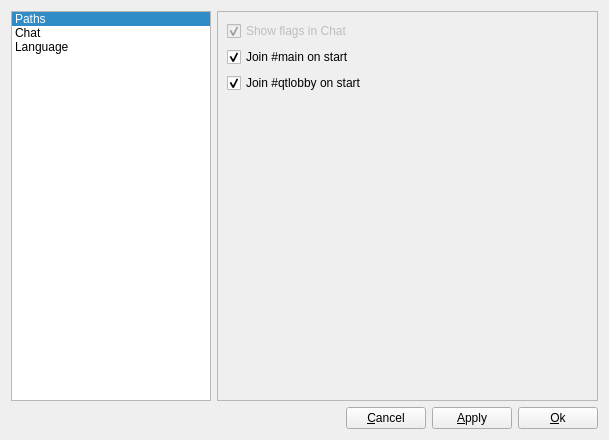
Before: the Qt Designer form ui/PreferenceWidget.ui in tizbac/qtlobby, drawn with Qt 5.
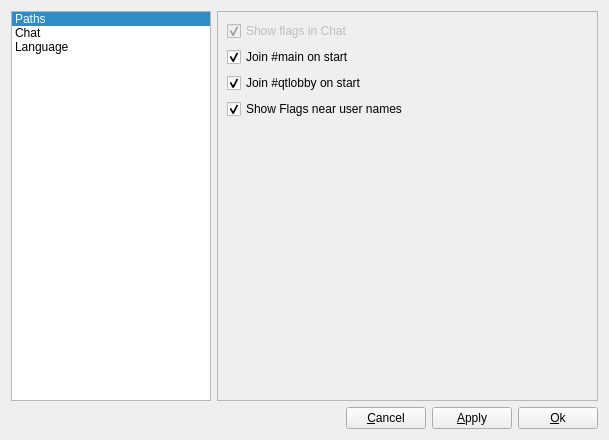
After: the same form once the commit is applied. The open tabs and pages were chosen to show the change. Icons and pictures are not drawn.

Commit message: added chatShowFlags preference; beginning of the clickable usernames in chat

```diff
--- a/ui/PreferenceWidget.ui
+++ b/ui/PreferenceWidget.ui
@@ -56,6 +56,9 @@
      <widget class="QWidget" name="pathWidget"/>
      <widget class="QWidget" name="chatWidget">
       <layout class="QFormLayout" name="formLayout_2">
+       <property name="fieldGrowthPolicy">
+        <enum>QFormLayout::AllNonFixedFieldsGrow</enum>
+       </property>
        <item row="0" column="0">
         <widget class="QCheckBox" name="showFlagsCheckBox">
          <property name="enabled">
@@ -92,6 +95,16 @@
          </property>
         </widget>
        </item>
+       <item row="3" column="0">
+        <widget class="QCheckBox" name="chatShowFlagsCheckBox">
+         <property name="text">
+          <string>Show Flags near user names</string>
+         </property>
+         <property name="checked">
+          <bool>true</bool>
+         </property>
+        </widget>
+       </item>
       </layout>
      </widget>
      <widget class="QWidget" name="languageWidget">
```
The commit also changes 8 other files.
